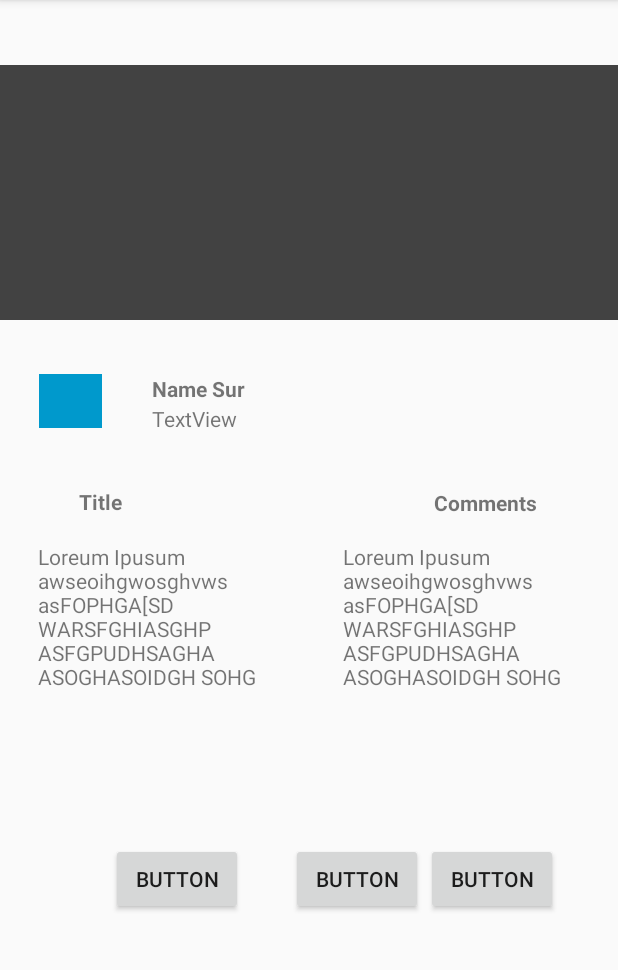
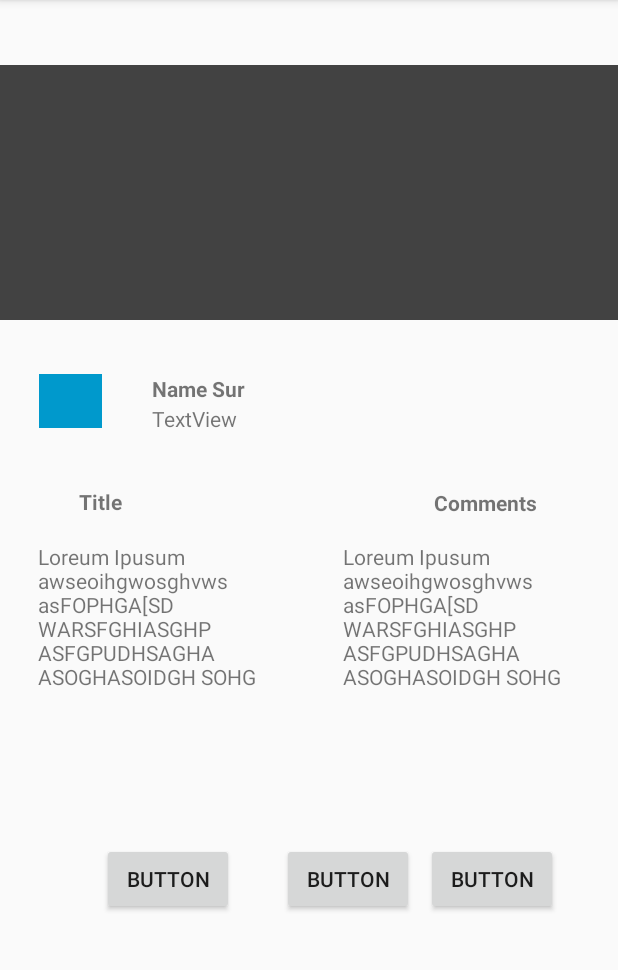
Before and after one commit to kumar245/GIt-Rebase, an Android app: the screen it shows after launch (MainActivity), on a phone screen of 412 x 824 dp, the part 84-1054 px from its top. Run offline under Robolectric (Android 15) with nearby library versions, the phone set to English and light mode, and no system bars.

Commit message:
Eight Commit

```diff
--- a/app/src/main/res/layout/activity_main.xml
+++ b/app/src/main/res/layout/activity_main.xml
@@ -129,7 +129,7 @@
         android:layout_width="wrap_content"
         android:layout_height="wrap_content"
         android:layout_marginBottom="6dp"
-        android:layout_marginEnd="2dp"
+        android:layout_marginEnd="8dp"
         android:layout_marginRight="5dp"
         android:layout_marginTop="1dp"
         android:text="Button"
```
